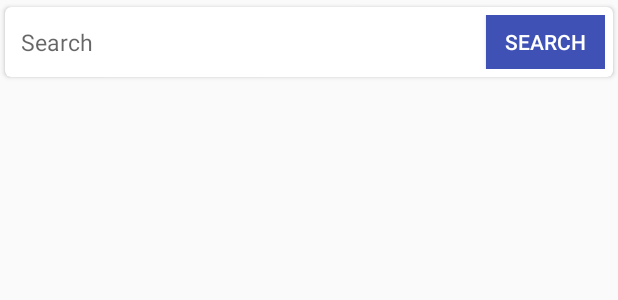
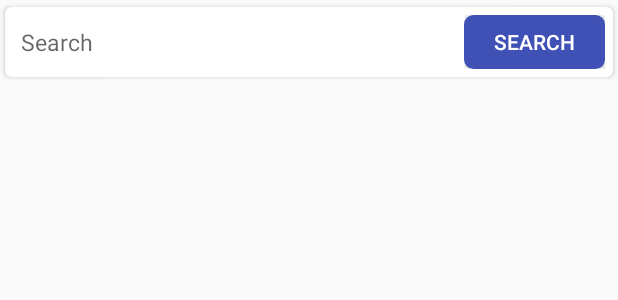
Before and after one commit to MusaddiqFaraz/GetWiki, an Android app: the layout activity_main.xml on its own in the app's theme, with its tools: preview values and no code run, on a phone screen of 412 x 824 dp. Shown: the top 300 px of the screen. Run offline under Robolectric (Android 15) with nearby library versions, the phone set to English and light mode, and no system bars.

Commit message:
fixed image resolution, created resource class,added necessary comments,fixed layout

```diff
--- a/app/src/main/AndroidManifest.xml
+++ b/app/src/main/AndroidManifest.xml
@@ -20,6 +20,7 @@
                 <category android:name="android.intent.category.LAUNCHER" />
             </intent-filter>
         </activity>
+        <activity android:name=".ui.wiki_web.WikiPageActivity" />
     </application>
 
 </manifest>
--- a/app/src/main/java/com/faraz/app/moneytap/data_manager/api/RetrofitFactory.java
+++ b/app/src/main/java/com/faraz/app/moneytap/data_manager/api/RetrofitFactory.java
@@ -23,7 +23,7 @@ public class RetrofitFactory {
 
     public static final String BASE_URL = "https://en.wikipedia.org/";
 
-    static final String get = "/w/api.php?action=query&format=json&prop=pageimages%7Cpageterms&generator=prefixsearch&redirects=1&formatversion=2&piprop=thumbnail&pithumbsize=50&pilimit=10&wbptterms=description&gpslimit=10&";
+    static final String get = "/w/api.php?action=query&format=json&prop=pageimages%7Cpageterms&generator=prefixsearch&redirects=1&formatversion=2&piprop=thumbnail&pithumbsize=150&pilimit=10&wbptterms=description&gpslimit=10&";
     static final String query = "gpssearch";
 
     public static Retrofit getRetrofitClient(String baseUrl){
--- a/app/src/main/java/com/faraz/app/moneytap/ui/MainVM.java
+++ b/app/src/main/java/com/faraz/app/moneytap/ui/MainVM.java
@@ -3,6 +3,7 @@ package com.faraz.app.moneytap.ui;
 import android.arch.lifecycle.ViewModel;
 
 import com.faraz.app.moneytap.data_manager.MainRepo;
+import com.faraz.app.moneytap.data_manager.Resource;
 import com.faraz.app.moneytap.data_manager.api.Page;
 
 import java.util.ArrayList;
@@ -25,7 +26,7 @@ public class MainVM extends ViewModel {
         this.mainRepo = mainRepo;
     }
 
-    Observable<List<Page>> getSearchResult(String search){
+    Observable<Resource> getSearchResult(String search){
         return mainRepo.getSearchResults("%"+search+"%",search);
     }
 
--- /dev/null
+++ b/app/src/main/res/drawable/rounded_border_background.xml
@@ -0,0 +1,13 @@
+<selector xmlns:android="http://schemas.android.com/apk/res/android">
+    <item>
+        <shape xmlns:android="http://schemas.android.com/apk/res/android"
+            android:shape="rectangle">
+            <stroke
+                android:width="6dp"
+                android:color="@color/colorPrimary" />
+            <corners android:radius="3dp"/>
+            <solid
+                android:color="@color/colorPrimary" />
+        </shape>
+    </item>
+</selector>
--- a/app/src/main/res/layout/activity_main.xml
+++ b/app/src/main/res/layout/activity_main.xml
@@ -36,15 +36,34 @@
                 android:id="@+id/acSearch"
                 />
 
-            <Button
+            <RelativeLayout
                 android:layout_width="0dp"
                 android:layout_height="match_parent"
-                android:layout_weight="0.2"
-                android:background="@color/colorPrimary"
-                android:id="@+id/btnFetch"
-                android:text="Search"
-                android:textColor="#fff"
-                />
+                android:layout_weight="0.25">
+
+                <Button
+                    android:layout_width="match_parent"
+                    android:layout_height="match_parent"
+                    android:id="@+id/btnFetch"
+                    android:text="Search"
+                    android:textColor="#fff"
+                    android:background="@drawable/rounded_border_background"
+                    />
+
+                <ProgressBar
+                    android:layout_width="wrap_content"
+                    android:layout_height="wrap_content"
+                    android:id="@+id/pbFetch"
+                    android:theme="@style/AppTheme.WhiteAccent"
+                    style="?android:attr/progressBarStyleSmall"
+                    android:layout_centerInParent="true"
+                    android:visibility="gone"
+                    android:elevation="3dp"
+                    />
+
+            </RelativeLayout>
+
+
 
         </LinearLayout>
 
--- a/app/src/main/res/layout/layout_search_item.xml
+++ b/app/src/main/res/layout/layout_search_item.xml
@@ -33,6 +33,8 @@
             android:textSize="16sp"
             android:maxLines="1"
             android:ellipsize="end"
+            android:textColor="#555"
+            android:textStyle="bold"
             tools:text="Title"/>
 
         <TextView
@@ -43,6 +45,7 @@
             tools:text="This is a description"
             android:maxLines="2"
             android:ellipsize="end"
+            android:textColor="#777"
             android:layout_marginTop="10dp"/>
 
     </LinearLayout>
--- a/app/src/main/res/values/styles.xml
+++ b/app/src/main/res/values/styles.xml
@@ -8,4 +8,8 @@
         <item name="colorAccent">@color/colorAccent</item>
     </style>
 
+    <style name="AppTheme.WhiteAccent">
+        <item name="colorAccent">#fff</item> <!-- Whatever color you want-->
+    </style>
+
 </resources>
```
Also changed, not shown: app/src/main/java/com/faraz/app/moneytap/data_manager/MainRepo.java (+17 -9 lines), app/src/main/java/com/faraz/app/moneytap/data_manager/Resource.java (added, +37 -0 lines), app/src/main/java/com/faraz/app/moneytap/ui/MainActivity.java (+25 -4 lines), app/src/main/java/com/faraz/app/moneytap/ui/wiki_web/WikiPageActivity.java (added, +47 -0 lines), app/src/main/res/layout/layout_wiki_webview.xml (added, +12 -0 lines).
